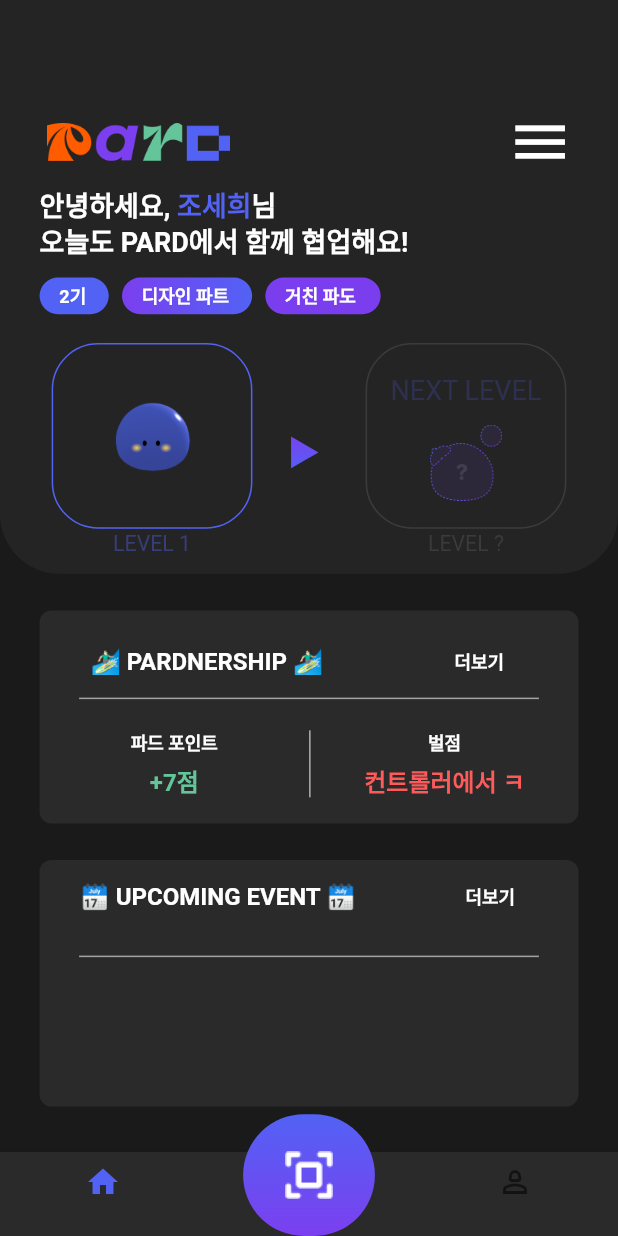
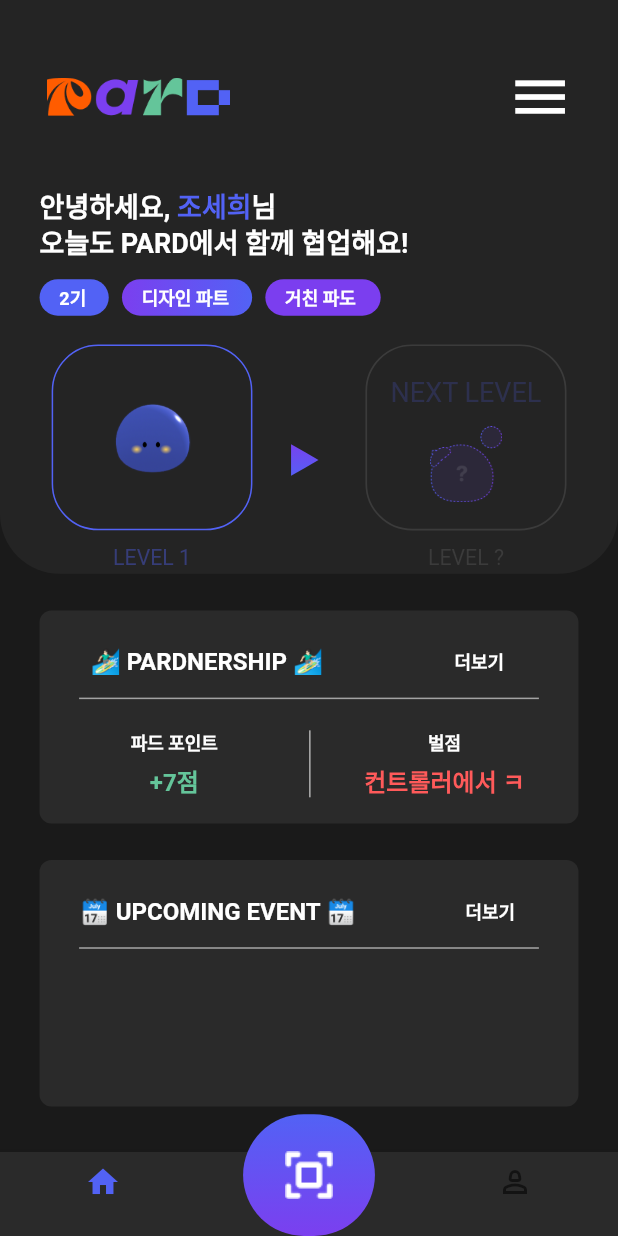
Before and after one commit to Club-PARD/PARD_APP, a Flutter app: the screen it shows after launch, on a phone screen of 412 x 824 dp. Run offline on Flutter 3.47's test engine with Material 2 defaults, Android fonts, the phone set to English and light mode, and no system bars; our stand-ins replace cloud_firestore, device_info_plus, firebase_auth, firebase_core, flutter_screenutil, get; missing offline and left inert: qr_code_scanner; accounts and stored records are empty; Roboto replaces fonts that are missing (Pretendard, Sandoll Danpatpang).

Commit message:
[FIX] UI

```diff
--- a/lib/Views/home_view.dart
+++ b/lib/Views/home_view.dart
@@ -34,9 +34,8 @@ class HomePage extends StatelessWidget {
               child: Column(
                 children: [
                   SizedBox(
-                    height: 64.h,
+                    height: 34.h,
                   ),
-
                   Row(
                     children: [
                       SizedBox(
@@ -64,6 +63,9 @@ class HomePage extends StatelessWidget {
                         width: 20.w,
                       ),
                     ],
+                  ),
+                  SizedBox(
+                    height: 31.h,
                   ),
                   Row(
                     children: [
@@ -148,6 +150,7 @@ class HomePage extends StatelessWidget {
                             '거친 파도',
                             style: titleMedium),
                       ),
+                      SizedBox(width: 96.w,),
                     ],
                   ),
                   SizedBox(
@@ -188,6 +191,9 @@ class HomePage extends StatelessWidget {
                               ),
                             ),
                           ),
+                          SizedBox(
+                            height: 8.h,
+                          ),
                           Text(
                             'LEVEL 1',
                             style: TextStyle(
@@ -200,7 +206,9 @@ class HomePage extends StatelessWidget {
                           ),
                         ],
                       ),
-                      SizedBox(width: 30.w,),
+                      SizedBox(
+                        width: 30.w,
+                      ),
                       Transform(
                         transform: Matrix4.identity()
                           ..translate(0.0, 0.0)
@@ -230,17 +238,17 @@ class HomePage extends StatelessWidget {
                             height: 120.h,
                             decoration: ShapeDecoration(
                               shape: RoundedRectangleBorder(
-                                side: const BorderSide(
-                                  width: 1,
+                                side: BorderSide(
+                                    width: 1.w,
                                     strokeAlign: BorderSide.strokeAlignOutside,
-                                  color: Color(0xFF3B3B3B)
-                                ),
+                                    color: const Color(0xFF3B3B3B)),
                                 borderRadius: BorderRadius.circular(30),
                               ),
                             ),
-                            child: Column(
-                              children: [
-                                SizedBox(height: 16.h,),
+                            child: Column(children: [
+                              SizedBox(
+                                height: 16.h,
+                              ),
                               const Text(
                                 'NEXT LEVEL',
                                 style: TextStyle(
@@ -251,14 +259,18 @@ class HomePage extends StatelessWidget {
                                   height: 1.50,
                                 ),
                               ),
-                              SizedBox(height: 10.h,),
+                              SizedBox(
+                                height: 10.h,
+                              ),
                               Image.asset(
                                 'assets/images/lv2s.png',
                                 width: 50.w,
                                 height: 50.h,
                               ),
-                              ]
+                            ]),
                           ),
+                          SizedBox(
+                            height: 8.h,
                           ),
                           Text(
                             'LEVEL ?',
@@ -294,7 +306,9 @@ class HomePage extends StatelessWidget {
               ),
               child: Column(
                 children: [
-                  SizedBox(height: 10.h,),
+                  SizedBox(
+                    height: 10.h,
+                  ),
                   Row(
                     mainAxisAlignment: MainAxisAlignment.spaceAround,
                     children: [
@@ -318,7 +332,6 @@ class HomePage extends StatelessWidget {
                         width: 163.5.w,
                         child: Column(
                           children: [
-
                             Text('파드 포인트', style: titleMedium),
                             SizedBox(
                               height: 8.h,
@@ -335,7 +348,6 @@ class HomePage extends StatelessWidget {
                         width: 162.5.w,
                         child: Column(
                           children: [
-
                             Text('벌점', style: titleMedium),
                             SizedBox(
                               height: 8.h,
@@ -366,6 +378,9 @@ class HomePage extends StatelessWidget {
               ),
               child: Column(
                 children: [
+                  SizedBox(
+                    height: 10.h,
+                  ),
                   Row(
                     mainAxisAlignment: MainAxisAlignment.spaceAround,
                     children: [
@@ -374,9 +389,6 @@ class HomePage extends StatelessWidget {
                           onPressed: () {},
                           child: Text('더보기', style: titleMedium)),
                     ],
-                  ),
-                  SizedBox(
-                    height: 15.5.h,
                   ),
                   Container(width: 279.w, height: 1.h, color: grayScale[30]),
                 ],
--- a/lib/component/qr_scanner.dart
+++ b/lib/component/qr_scanner.dart
@@ -1,4 +1,3 @@
-
 //import 'package:flutter/foundation.dart';
 import 'package:flutter/material.dart';
 import 'package:flutter_screenutil/flutter_screenutil.dart';
@@ -10,7 +9,7 @@ import 'package:qr_code_scanner/qr_code_scanner.dart';
 class QRScan extends StatelessWidget {
   final QRController qrController = Get.put(QRController());
 
-   QRScan({super.key});
+  QRScan({super.key});
 
   @override
   Widget build(BuildContext context) {
@@ -33,7 +32,7 @@ class QRScan extends StatelessWidget {
           ),
           Positioned(
             top: 222.h,
-            left: 56.w,
+            left: 60.w,
             child: Text(
               '테두리 안에 출석 QR코드를 인식해주세요',
               style: headlineLarge.copyWith(
--- a/pubspec.yaml
+++ b/pubspec.yaml
@@ -44,6 +44,7 @@ dependencies:
   firebase_auth: ^4.7.3
   qr_code_scanner: ^1.0.1
   mobile_scanner: ^3.4.1
+  url_launcher: ^6.1.12
 
 dev_dependencies:
   flutter_test:
```
Also changed, not shown: lib/component/home_appbar.dart (+25 -0 lines), pubspec.lock, 6 other files. Lines whose indentation alone changed are shown as unchanged.
